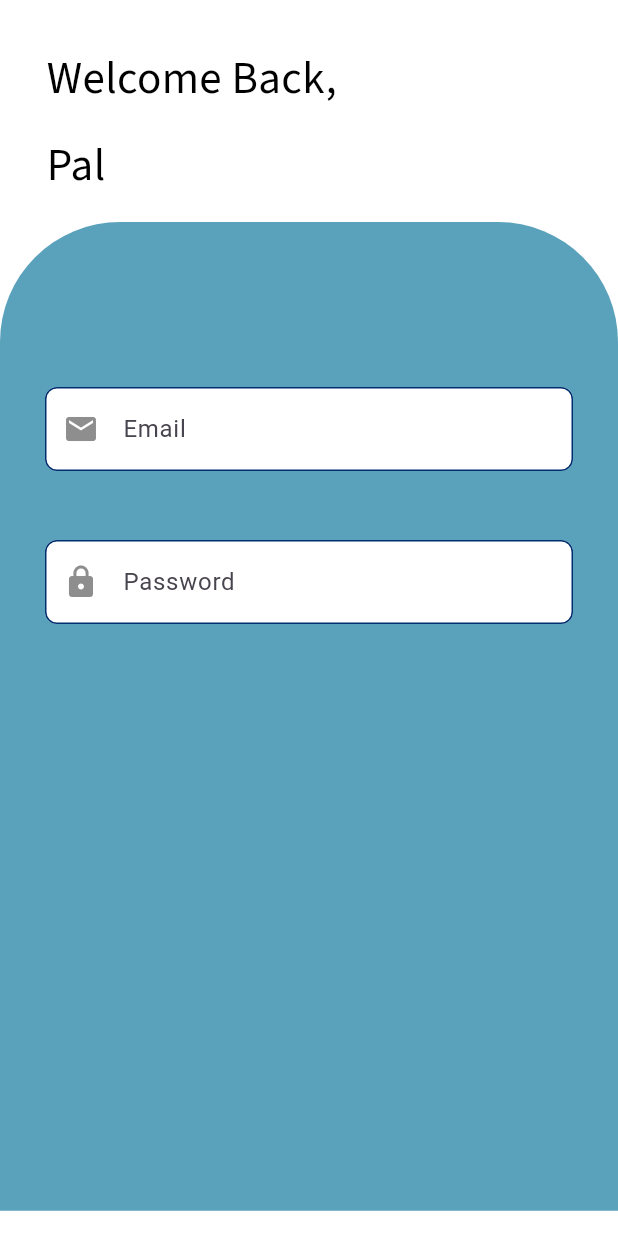
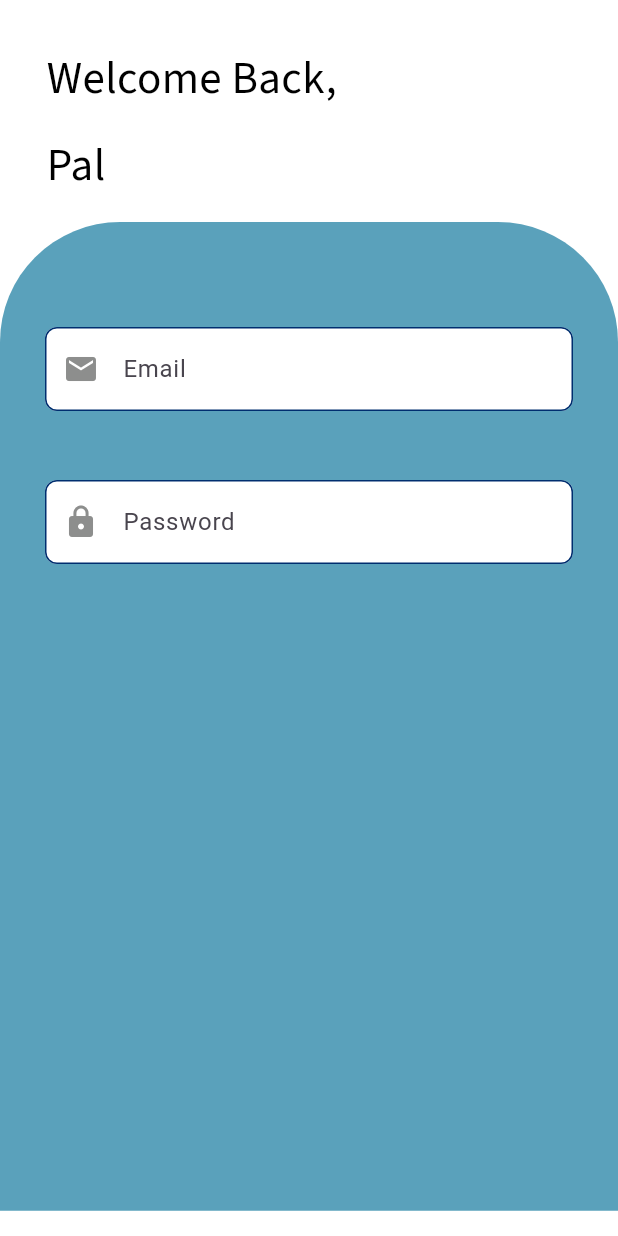
Before and after one commit to kjeff18/MuniciPal, a Flutter app: the screen it shows after launch, after a tap on "Login", on a phone screen of 412 x 824 dp. Run offline on Flutter 3.47's test engine with Material 3 defaults, Android fonts, the phone set to English and light mode, and no system bars; our stand-ins replace dartz, flutter_svg, google_fonts, websafe_svg; missing offline and left inert: amplify_auth_cognito, amplify_authenticator, amplify_flutter; project files that could hold a hidden picture were left out.

Commit message:
Update LoginPage.dart

```diff
--- a/municipal/lib/Page/LoginPage.dart
+++ b/municipal/lib/Page/LoginPage.dart
@@ -51,7 +51,7 @@
                       child: Column(
                         mainAxisAlignment: MainAxisAlignment.start,
                         children: [
-                          SizedBox(height: 80),
+                          SizedBox(height: 40),
 
                           CustomTextField(
                             hintText: 'Email',
```
